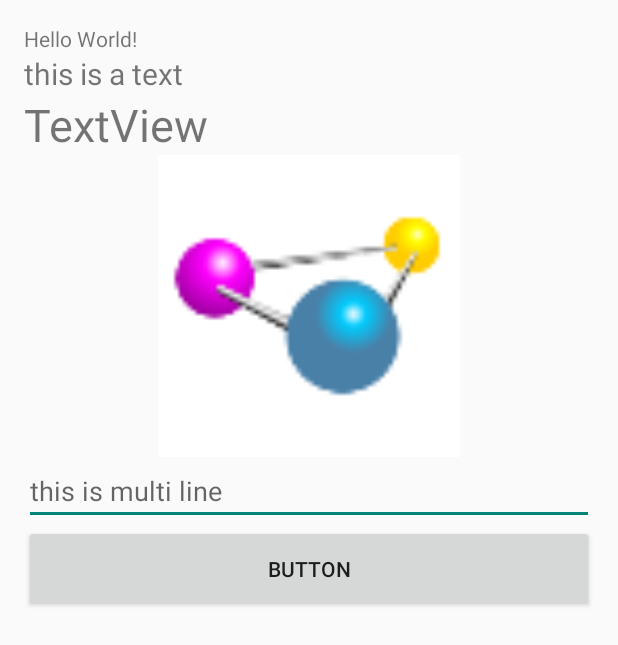
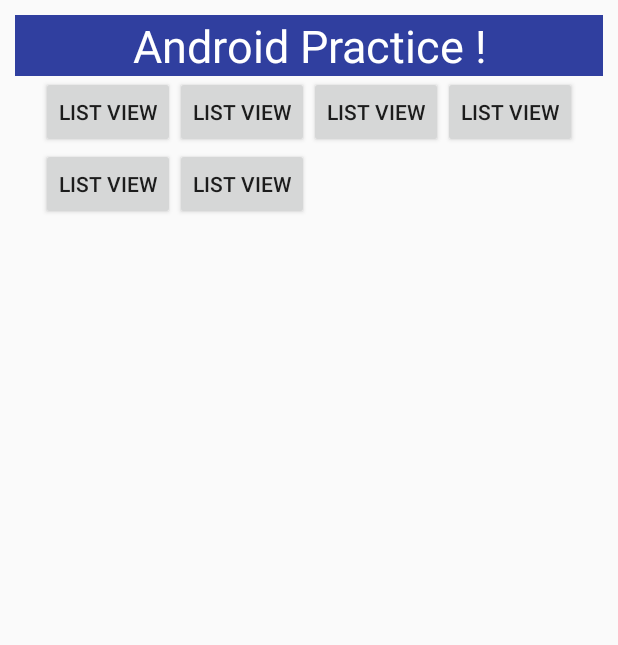
Before and after one commit to dashingvampire/EmPublite-Starter, an Android app: the screen it shows after launch (EmPubLiteActivity), on a phone screen of 412 x 824 dp. Shown: the top 645 px of the screen. Run offline under Robolectric (Android 15) with nearby library versions, the phone set to English and light mode, and no system bars.

Commit message:
just fixed the error. created multiple layouts with different buttons

```diff
--- a/EmPubLite/app/src/main/AndroidManifest.xml
+++ b/EmPubLite/app/src/main/AndroidManifest.xml
@@ -17,7 +17,7 @@
         android:theme="@style/AppTheme"
         tools:ignore="AllowBackup">
         <activity android:name=".TestActivity"
-            android:label="@string/listactivitydemo"
+            android:label="Test activity"
             android:parentActivityName=".EmPubLiteActivity">
             <meta-data
                 android:name="android.support.PARENT_ACTIVITY"
--- a/EmPubLite/app/src/main/java/com/commonsware/empublite/EmPubLiteActivity.java
+++ b/EmPubLite/app/src/main/java/com/commonsware/empublite/EmPubLiteActivity.java
@@ -13,8 +13,23 @@ public class EmPubLiteActivity extends Activity {
     setContentView(R.layout.main);
   }
 
-  public void onClickButton(View view) {
+  public void onClickButton0(View view) {
     Intent intent = new Intent(EmPubLiteActivity.this, ListActivityDemo.class);
     startActivity(intent);
   }
+
+  public void onClickButton1(View view) {
+  }
+
+  public void onClickButton2(View view) {
+  }
+
+  public void onClickButton3(View view) {
+  }
+
+  public void onClickButton4(View view) {
+  }
+
+  public void onClickButton5(View view) {
+  }
 }
--- a/EmPubLite/app/src/main/res/layout/linear_layout.xml
+++ b/EmPubLite/app/src/main/res/layout/linear_layout.xml
@@ -8,7 +8,7 @@
         android:id="@+id/button2"
         android:layout_width="match_parent"
         android:layout_height="0dp"
-        android:text="@string/button"
+        android:text="@string/ListView"
         android:layout_weight="50" />
 
     <Button
@@ -16,7 +16,7 @@
         android:layout_width="match_parent"
         android:layout_height="0dp"
         android:layout_weight="30"
-        android:text="@string/button" />
+        android:text="@string/ListView" />
 
     <Button
         android:layout_width="match_parent"
--- a/EmPubLite/app/src/main/res/layout/listview_sample.xml
+++ /dev/null
@@ -1,17 +0,0 @@
-<?xml version="1.0" encoding="utf-8"?>
-<LinearLayout xmlns:android="http://schemas.android.com/apk/res/android"
-    android:orientation="vertical"
-    android:layout_width="match_parent"
-    android:layout_height="match_parent">
-
-    <TextView
-        android:id="@+id/selection"
-        android:layout_width="match_parent"
-        android:layout_height="wrap_content"/>
-
-    <ListView
-        android:id="@+id/list"
-        android:layout_width="match_parent"
-        android:layout_height="match_parent"/>
-
-</LinearLayout>
--- a/EmPubLite/app/src/main/res/layout/main.xml
+++ b/EmPubLite/app/src/main/res/layout/main.xml
@@ -4,54 +4,69 @@
     xmlns:tools="http://schemas.android.com/tools"
     android:layout_width="match_parent"
     android:layout_height="match_parent"
-    android:paddingBottom="@dimen/activity_vertical_margin"
-    android:paddingLeft="@dimen/activity_horizontal_margin"
-    android:paddingRight="@dimen/activity_horizontal_margin"
-    android:paddingTop="@dimen/activity_vertical_margin"
+    android:padding="10dp"
     tools:context="com.commonsware.empublite.EmPubLiteActivity"
     android:orientation="vertical">
 
   <TextView
-      android:layout_width="wrap_content"
-      android:layout_height="wrap_content"
-      android:text="Hello World!" />
-
-  <TextView
-      android:id="@+id/yahoo"
-      android:layout_width="wrap_content"
-      android:layout_height="wrap_content"
-      android:text="@string/this_is_a_text"
-      android:textSize="20sp" />
-
-  <TextView
-      android:id="@+id/textView"
-      android:layout_width="wrap_content"
-      android:layout_height="wrap_content"
-      android:text="@string/dummy_text"
-      android:textSize="30sp" />
-
-  <ImageView
-      android:id="@+id/imageView2"
-      android:layout_width="match_parent"
-      android:layout_height="201dp"
-      android:contentDescription="@string/todo"
-      android:src="@mipmap/ic_launcher" />
-
-  <EditText
-      android:id="@+id/editTextTextPersonName"
       android:layout_width="match_parent"
       android:layout_height="wrap_content"
-      android:ems="10"
-      android:inputType="textMultiLine"
-      android:autofillHints="tinytext"
-      android:hint="@string/this_is_multi_line" />
+      android:text="@string/android_practice"
+      android:textSize="30sp"
+      android:gravity="center_horizontal"
+      android:textColor="@color/whiteColor"
+      android:background="@color/colorPrimaryDark"/>
 
-  <Button
-      android:id="@+id/button"
+  <RelativeLayout
       android:layout_width="match_parent"
       android:layout_height="wrap_content"
-      android:padding="19dp"
-      android:text="@string/button"
-      android:onClick="onClickButton"/>
+      android:gravity="center_horizontal">
+    <Button
+        android:id="@+id/button0"
+        android:layout_width="wrap_content"
+        android:layout_height="wrap_content"
+        android:text="@string/ListView"
+        android:onClick="onClickButton0"/>
+    <Button
+        android:id="@+id/button1"
+        android:layout_toEndOf="@id/button0"
+        android:layout_width="wrap_content"
+        android:layout_height="wrap_content"
+        android:text="@string/ListView"
+        android:onClick="onClickButton1"
+        android:layout_toRightOf="@id/button0" />
+    <Button
+        android:id="@+id/button2"
+        android:layout_toRightOf="@id/button1"
+        android:layout_width="wrap_content"
+        android:layout_height="wrap_content"
+        android:text="@string/ListView"
+        android:onClick="onClickButton2"
+        android:layout_toEndOf="@id/button1" />
+    <Button
+        android:id="@+id/button3"
+        android:layout_toEndOf="@id/button2"
+        android:layout_width="wrap_content"
+        android:layout_height="wrap_content"
+        android:text="@string/ListView"
+        android:onClick="onClickButton3"
+        android:layout_toRightOf="@id/button2" />
+    <Button
+        android:id="@+id/button4"
+        android:layout_below="@id/button3"
+        android:layout_width="wrap_content"
+        android:layout_height="wrap_content"
+        android:text="@string/ListView"
+        android:onClick="onClickButton4"/>
+    <Button
+        android:id="@+id/button5"
+        android:layout_toRightOf="@id/button4"
+        android:layout_below="@id/button0"
+        android:layout_width="wrap_content"
+        android:layout_height="wrap_content"
+        android:text="@string/ListView"
+        android:onClick="onClickButton5"
+        android:layout_toEndOf="@id/button4" />
+  </RelativeLayout>
 
 </LinearLayout>
--- a/EmPubLite/app/src/main/res/values/colors.xml
+++ b/EmPubLite/app/src/main/res/values/colors.xml
@@ -3,4 +3,5 @@
   <color name="colorPrimary">#3F51B5</color>
   <color name="colorPrimaryDark">#303F9F</color>
   <color name="colorAccent">#FF4081</color>
+  <color name="whiteColor">#ffffff</color>
 </resources>
--- a/EmPubLite/app/src/main/res/values/strings.xml
+++ b/EmPubLite/app/src/main/res/values/strings.xml
@@ -2,7 +2,7 @@
     <string name="app_name">EmPub Lite</string>
     <string name="this_is_a_text">this is a text</string>
     <string name="dummy_text">TextView</string>
-    <string name="button">Button</string>
+    <string name="ListView">List View</string>
     <string name="todo">TODO</string>
     <string name="name">Name</string>
     <string name="this_is_multi_line">this is multi line</string>
@@ -21,4 +21,5 @@
     <string name="favourite_food">Favourite Food :</string>
     <string name="ok">OK</string>
     <string name="listactivitydemo">listactivitydemo</string>
+    <string name="android_practice">Android Practice !</string>
 </resources>
```
